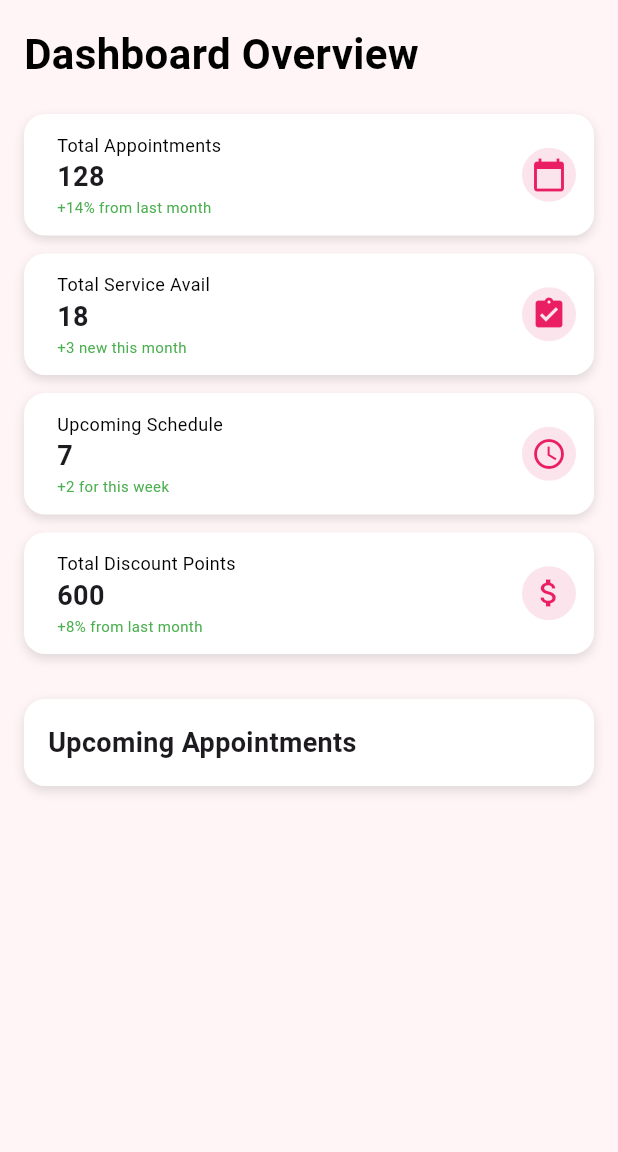
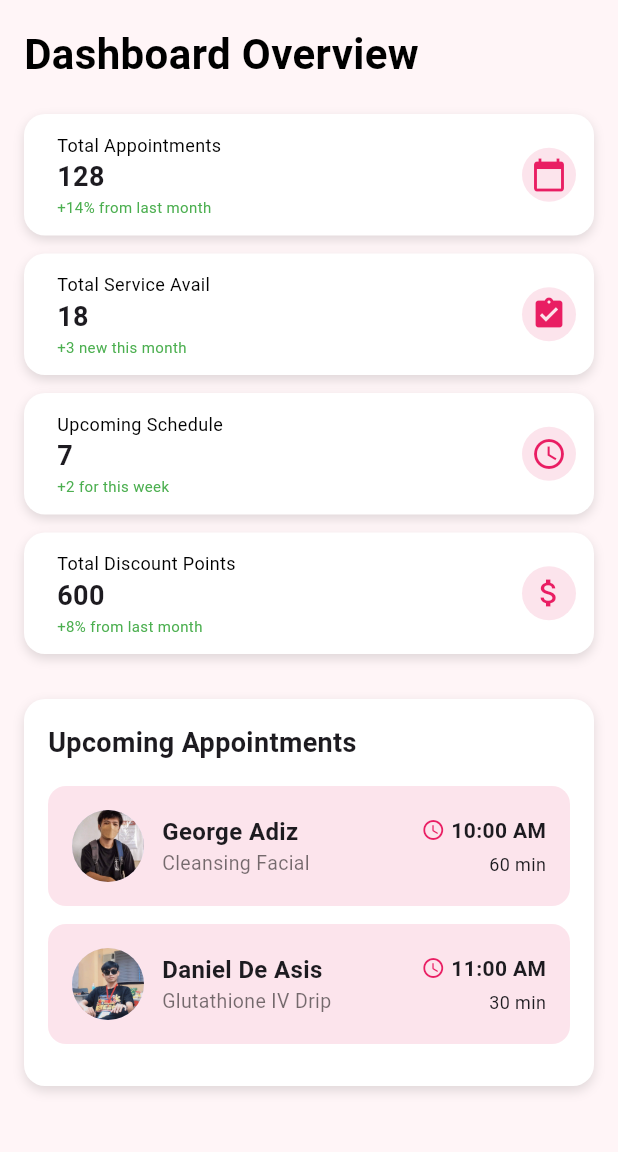
Before and after one commit to ronveee/kderma_mobileapp, a Flutter app: the screen it shows after launch, on a phone screen of 412 x 824 dp, the part 84-1236 px from its top. Run offline on Flutter 3.47's test engine with Material 3 defaults, Android fonts, the light colour scheme and no system bars.

Commit message:
W2.D5- W3.D1

```diff
--- a/lib/dashboard.dart
+++ b/lib/dashboard.dart
@@ -127,10 +127,98 @@ class Dashboard extends StatelessWidget {
               fontWeight: FontWeight.bold,
             ),
           ),
-
+          const SizedBox(height: 16),
+          appointmentCard(
+            imageUrl: 'assets/staff2.jpg',
+            name: 'George Adiz',
+            service: 'Cleansing Facial',
+            time: '10:00 AM',
+            duration: '60 min',
+          ),
+          appointmentCard(
+            imageUrl: 'assets/staff1.jpg',
+            name: 'Daniel De Asis',
+            service: "Glutathione IV Drip",
+            time: '11:00 AM',
+            duration: '30 min',
+          ),
         ],
       ),
     );
+  }
 
+  // 📅 Appointment Card Design
+  static Widget appointmentCard({
+    required String imageUrl,
+    required String name,
+    required String service,
+    required String time,
+    required String duration,
+  }) {
+    return Container(
+      margin: const EdgeInsets.only(bottom: 12),
+      padding: const EdgeInsets.all(16),
+      decoration: BoxDecoration(
+        color: Colors.pink.shade50,
+        borderRadius: BorderRadius.circular(12),
+      ),
+      child: Row(
+        children: [
+          CircleAvatar(
+            backgroundImage: AssetImage(imageUrl),
+            radius: 24,
+          ),
+          const SizedBox(width: 12),
+          Expanded(
+            child: Column(
+              crossAxisAlignment: CrossAxisAlignment.start,
+              children: [
+                Text(
+                  name,
+                  style: const TextStyle(
+                    fontWeight: FontWeight.bold,
+                    fontSize: 16,
+                  ),
+                ),
+                Text(
+                  service,
+                  style: const TextStyle(
+                    color: Colors.black54,
+                    fontSize: 13,
+                  ),
+                ),
+              ],
+            ),
+          ),
+          Column(
+            crossAxisAlignment: CrossAxisAlignment.end,
+            children: [
+              Row(
+                children: [
+                  const Icon(
+                    Icons.access_time_rounded,
+                    color: Colors.pink,
+                    size: 16,
+                  ),
+                  const SizedBox(width: 4),
+                  Text(
+                    time,
+                    style: const TextStyle(
+                      fontWeight: FontWeight.bold,
+                      fontSize: 14,
+                    ),
+                  ),
+                ],
+              ),
+              const SizedBox(height: 4),
+              Text(
+                duration,
+                style: const TextStyle(fontSize: 12),
+              ),
+            ],
+          ),
+        ],
+      ),
+    );
   }
 }
--- a/pubspec.yaml
+++ b/pubspec.yaml
@@ -60,6 +60,8 @@ flutter:
 
   # To add assets to your application, add an assets section, like this:
   assets:
+    - assets/staff1.jpg
+    - assets/staff2.jpg
     - assets/wawa.jpg
     - assets/chemicalpeel.jpg
     - assets/laserhairremoval.jpg
```
Also changed, not shown: assets/staff1.jpg (added), assets/staff2.jpg (added).
